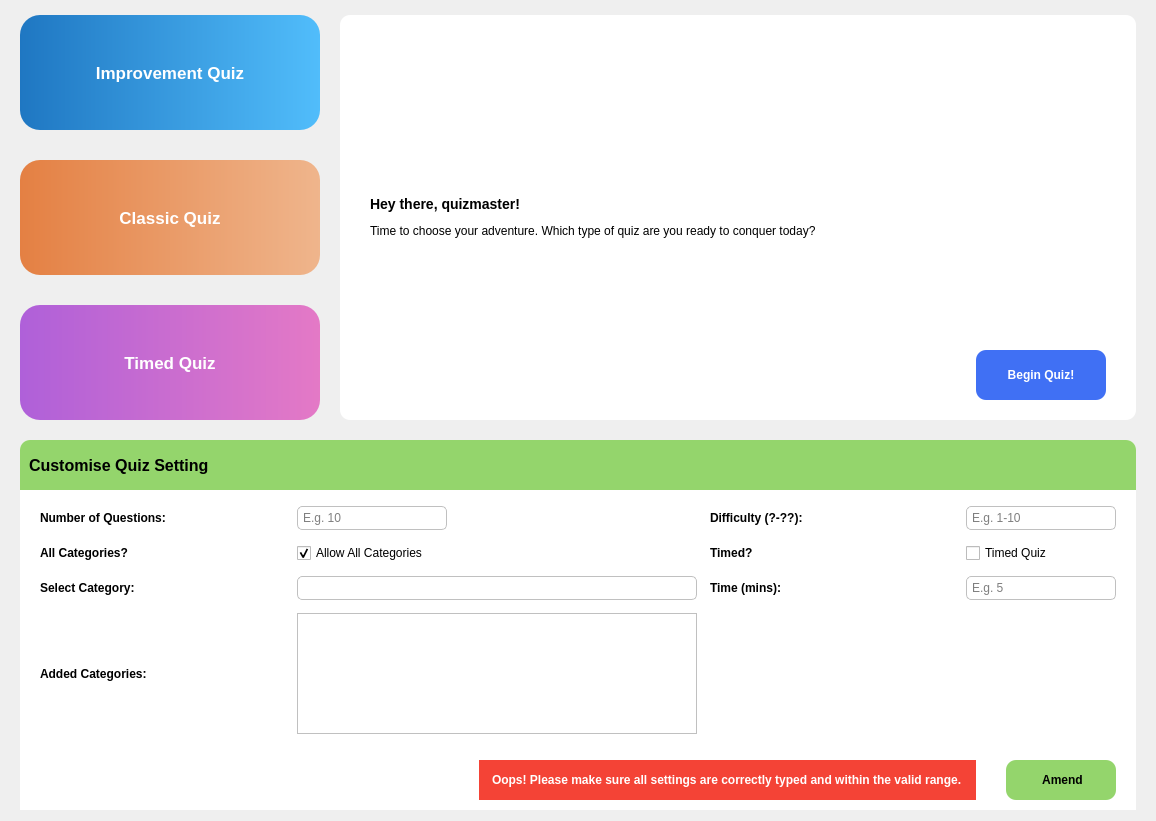
This is src/views/quiz_settings_view.ui in devforgely/MFA-Simulator as Qt 5 draws it before an edit. The edited form follows.
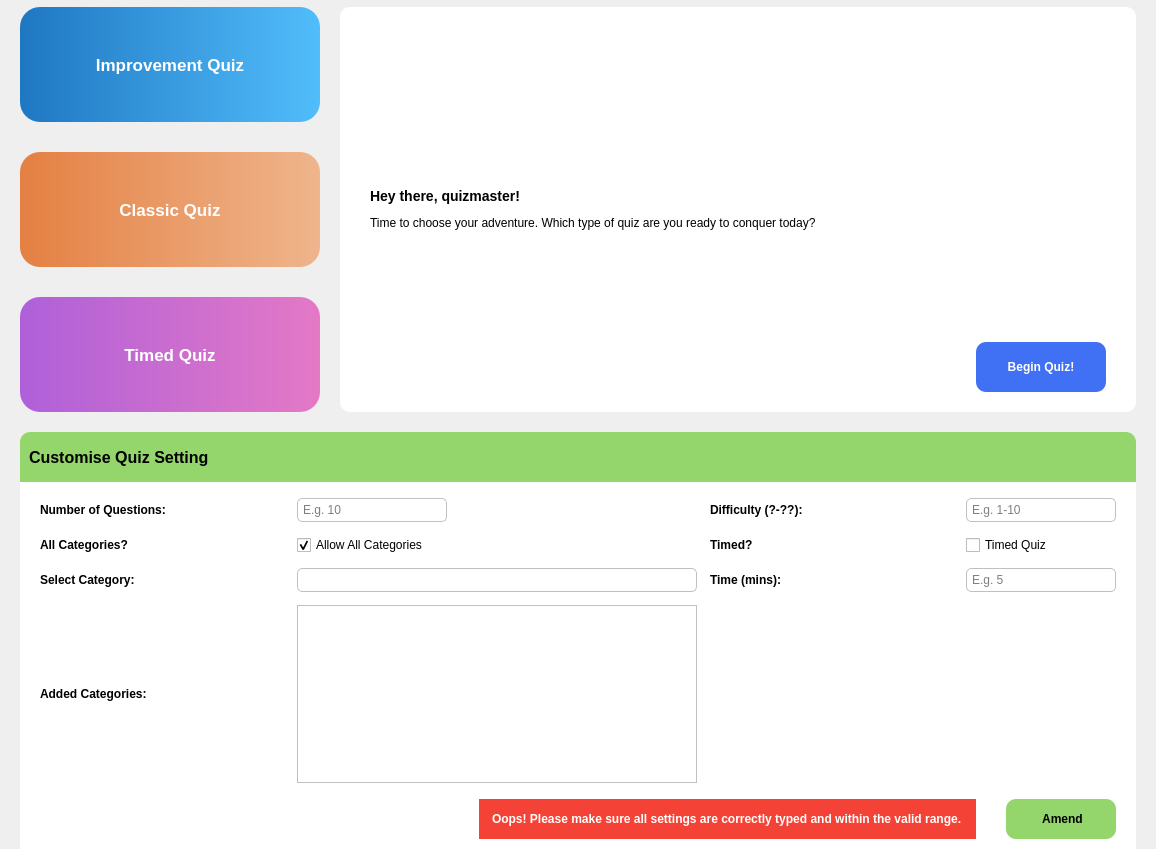
This is the edited form. Icons and pictures are not drawn. Custom widgets are drawn as their Qt base class.

The edit to the form file:
```diff
--- a/src/views/quiz_settings_view.ui
+++ b/src/views/quiz_settings_view.ui
@@ -7,7 +7,7 @@
     <x>0</x>
     <y>0</y>
     <width>1148</width>
-    <height>821</height>
+    <height>849</height>
    </rect>
   </property>
   <property name="windowTitle">
@@ -152,11 +152,14 @@
     <number>20</number>
    </property>
    <property name="topMargin">
-    <number>15</number>
+    <number>7</number>
    </property>
    <property name="rightMargin">
     <number>20</number>
    </property>
+   <property name="bottomMargin">
+    <number>0</number>
+   </property>
    <item>
     <layout class="QHBoxLayout" name="horizontalLayout_4">
      <item>
@@ -167,11 +170,23 @@
        <item>
         <widget class="ShadowButton" name="improvement_btn">
          <property name="sizePolicy">
-          <sizepolicy hsizetype="Fixed" vsizetype="Fixed">
+          <sizepolicy hsizetype="Minimum" vsizetype="Minimum">
            <horstretch>0</horstretch>
            <verstretch>0</verstretch>
           </sizepolicy>
          </property>
+         <property name="minimumSize">
+          <size>
+           <width>0</width>
+           <height>110</height>
+          </size>
+         </property>
+         <property name="maximumSize">
+          <size>
+           <width>400</width>
+           <height>16777215</height>
+          </size>
+         </property>
          <property name="cursor">
           <cursorShape>PointingHandCursor</cursorShape>
          </property>
@@ -183,11 +198,23 @@
        <item>
         <widget class="ShadowButton" name="classic_btn">
          <property name="sizePolicy">
-          <sizepolicy hsizetype="Fixed" vsizetype="Fixed">
+          <sizepolicy hsizetype="Minimum" vsizetype="Minimum">
            <horstretch>0</horstretch>
            <verstretch>0</verstretch>
           </sizepolicy>
          </property>
+         <property name="minimumSize">
+          <size>
+           <width>0</width>
+           <height>110</height>
+          </size>
+         </property>
+         <property name="maximumSize">
+          <size>
+           <width>400</width>
+           <height>16777215</height>
+          </size>
+         </property>
          <property name="cursor">
           <cursorShape>PointingHandCursor</cursorShape>
          </property>
@@ -199,11 +226,23 @@
        <item>
         <widget class="ShadowButton" name="timed_btn">
          <property name="sizePolicy">
-          <sizepolicy hsizetype="Fixed" vsizetype="Fixed">
+          <sizepolicy hsizetype="Minimum" vsizetype="Minimum">
            <horstretch>0</horstretch>
            <verstretch>0</verstretch>
           </sizepolicy>
          </property>
+         <property name="minimumSize">
+          <size>
+           <width>0</width>
+           <height>110</height>
+          </size>
+         </property>
+         <property name="maximumSize">
+          <size>
+           <width>400</width>
+           <height>16777215</height>
+          </size>
+         </property>
          <property name="cursor">
           <cursorShape>PointingHandCursor</cursorShape>
          </property>
@@ -217,7 +256,7 @@
      <item>
       <widget class="ShadowFrame" name="note_container">
        <property name="sizePolicy">
-        <sizepolicy hsizetype="Preferred" vsizetype="Minimum">
+        <sizepolicy hsizetype="Expanding" vsizetype="Minimum">
          <horstretch>0</horstretch>
          <verstretch>0</verstretch>
         </sizepolicy>
@@ -268,6 +307,18 @@
    </item>
    <item>
     <widget class="QWidget" name="custom_content" native="true">
+     <property name="sizePolicy">
+      <sizepolicy hsizetype="Preferred" vsizetype="Minimum">
+       <horstretch>0</horstretch>
+       <verstretch>0</verstretch>
+      </sizepolicy>
+     </property>
+     <property name="minimumSize">
+      <size>
+       <width>0</width>
+       <height>380</height>
+      </size>
+     </property>
      <layout class="QVBoxLayout" name="verticalLayout">
       <property name="leftMargin">
        <number>0</number>
@@ -316,14 +367,14 @@
       <item alignment="Qt::AlignTop">
        <widget class="QWidget" name="config_box" native="true">
         <property name="sizePolicy">
-         <sizepolicy hsizetype="Preferred" vsizetype="Expanding">
+         <sizepolicy hsizetype="Preferred" vsizetype="Maximum">
           <horstretch>0</horstretch>
           <verstretch>0</verstretch>
          </sizepolicy>
         </property>
         <property name="maximumSize">
          <size>
-          <width>1286</width>
+          <width>1280</width>
           <height>16777215</height>
          </size>
         </property>
@@ -338,7 +389,7 @@
           <number>20</number>
          </property>
          <property name="bottomMargin">
-          <number>10</number>
+          <number>0</number>
          </property>
          <property name="spacing">
           <number>13</number>
@@ -588,7 +639,7 @@
           </property>
          </spacer>
         </item>
-        <item alignment="Qt::AlignRight">
+        <item>
          <widget class="QLabel" name="setting_warning">
           <property name="text">
            <string>Oops! Please make sure all settings are correctly typed and within the valid range.</string>
@@ -611,19 +662,6 @@
         </item>
        </layout>
       </item>
-      <item>
-       <spacer name="verticalSpacer">
-        <property name="orientation">
-         <enum>Qt::Vertical</enum>
-        </property>
-        <property name="sizeHint" stdset="0">
-         <size>
-          <width>20</width>
-          <height>40</height>
-         </size>
-        </property>
-       </spacer>
-      </item>
      </layout>
     </widget>
    </item>
@@ -636,17 +674,17 @@
    <header location="global">widgets/shadow.h</header>
    <container>1</container>
   </customwidget>
+  <customwidget>
+   <class>ShadowButton</class>
+   <extends>QPushButton</extends>
+   <header location="global">widgets/shadow.h</header>
+  </customwidget>
   <customwidget>
    <class>ClickableFrame</class>
    <extends>QWidget</extends>
    <header>widgets/clickables.h</header>
    <container>1</container>
   </customwidget>
-  <customwidget>
-   <class>ShadowButton</class>
-   <extends>QPushButton</extends>
-   <header location="global">widgets/shadow.h</header>
-  </customwidget>
  </customwidgets>
  <resources/>
  <connections/>
```
